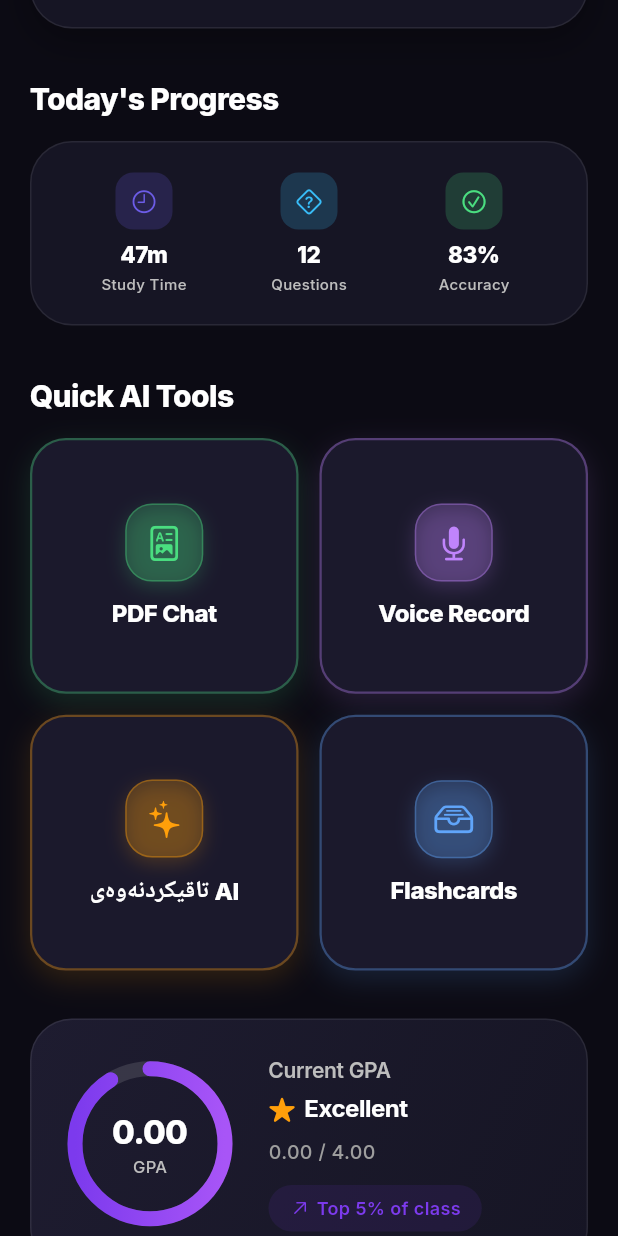
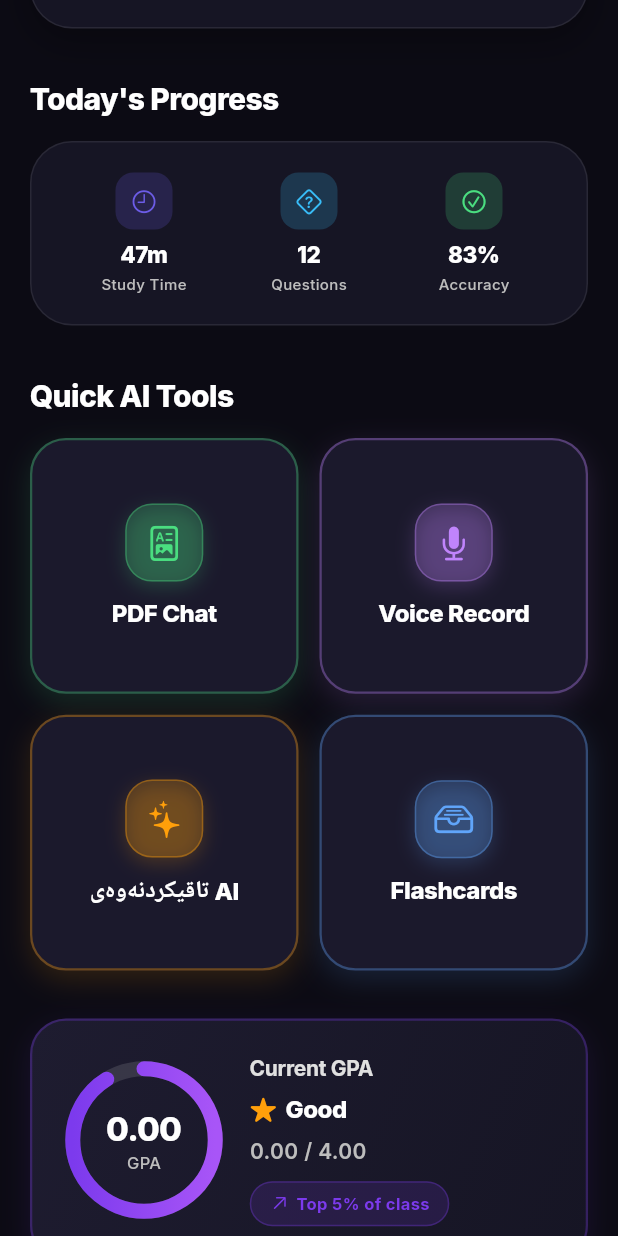
Before and after one commit to rawankazm/zankoAI, a Flutter app: the HomeScreen screen opened directly, scrolled down 576 dp, on a phone screen of 412 x 824 dp. Run offline on Flutter 3.47's test engine with Material 3 defaults, Android fonts, the phone set to English and light mode, and no system bars; our stand-ins replace cloud_firestore, device_preview, file_picker, firebase_auth, firebase_core, firebase_storage and 11 more; missing offline and left inert: mobile_scanner; accounts and stored records are empty.

Commit message:
google account to login

```diff
--- a/lib/services/firebase_auth_service.dart
+++ b/lib/services/firebase_auth_service.dart
@@ -2,6 +2,7 @@ import 'package:flutter/foundation.dart';
 import 'package:firebase_core/firebase_core.dart';
 import 'package:firebase_auth/firebase_auth.dart';
 import 'package:cloud_firestore/cloud_firestore.dart';
+import 'package:google_sign_in/google_sign_in.dart';
 import '../models/user_model.dart';
 import 'auth_service.dart';
 
@@ -314,6 +315,7 @@ class FirebaseAuthService extends ChangeNotifier implements AuthService {
   @override
   Future<bool> loginWithGoogle([UserRole role = UserRole.student]) async {
     try {
+      if (kIsWeb) {
         final GoogleAuthProvider googleProvider = GoogleAuthProvider();
         final UserCredential credential = await _auth.signInWithPopup(googleProvider);
 
@@ -321,6 +323,23 @@ class FirebaseAuthService extends ChangeNotifier implements AuthService {
           await _fetchUserProfile(credential.user!);
           notifyListeners();
           return true;
+        }
+      } else {
+        final GoogleSignIn googleSignIn = GoogleSignIn();
+        final GoogleSignInAccount? googleUser = await googleSignIn.signIn();
+        if (googleUser != null) {
+          final GoogleSignInAuthentication googleAuth = await googleUser.authentication;
+          final OAuthCredential credential = GoogleAuthProvider.credential(
+            accessToken: googleAuth.accessToken,
+            idToken: googleAuth.idToken,
+          );
+          final UserCredential userCredential = await _auth.signInWithCredential(credential);
+          if (userCredential.user != null) {
+            await _fetchUserProfile(userCredential.user!);
+            notifyListeners();
+            return true;
+          }
+        }
       }
     } catch (e) {
       if (kDebugMode) print('Google auth error: $e');
--- a/lib/views/auth/login_screen.dart
+++ b/lib/views/auth/login_screen.dart
@@ -315,7 +315,9 @@ class _LoginScreenState extends State<LoginScreen>
                               _isLoading
                                   ? const Center(
                                       child: CircularProgressIndicator())
-                                  : SizedBox(
+                                  : Column(
+                                      children: [
+                                        SizedBox(
                                           width: double.maxFinite,
                                           child: ElevatedButton(
                                             onPressed: _submitForm,
@@ -325,34 +327,36 @@ class _LoginScreenState extends State<LoginScreen>
                                           ),
                                         ),
                                         const SizedBox(height: 16),
-
-                              // Google Sign In Button (login mode only)
-                              if (_isLoginMode) ...[
                                         SizedBox(
                                           width: double.maxFinite,
                                           child: OutlinedButton.icon(
-                                    onPressed:
-                                        _isLoading ? null : _loginWithGoogle,
+                                            onPressed: _isLoading ? null : _loginWithGoogle,
                                             icon: Image.network(
                                               'https://upload.wikimedia.org/wikipedia/commons/thumb/c/c1/Google_%22G%22_logo.svg/1024px-Google_%22G%22_logo.svg.png',
-                                      height: 20,
+                                              height: 22,
                                               errorBuilder: (_, __, ___) =>
-                                          const Icon(Icons.g_mobiledata,
-                                              size: 24),
+                                                  const Icon(Icons.g_mobiledata, size: 24),
                                             ),
                                             label: Text(t('google_login')),
                                             style: OutlinedButton.styleFrom(
                                               minimumSize: const Size(0, 52),
                                               shape: RoundedRectangleBorder(
-                                          borderRadius:
-                                              BorderRadius.circular(14)),
+                                                  borderRadius: BorderRadius.circular(16)),
+                                              side: BorderSide(
+                                                color: theme.brightness == Brightness.dark
+                                                    ? Colors.white24
+                                                    : Colors.grey[300]!,
+                                                width: 1.5,
+                                              ),
                                               textStyle: const TextStyle(
+                                                  fontSize: 15,
                                                   fontWeight: FontWeight.bold),
                                             ),
                                           ),
                                         ),
                                         const SizedBox(height: 16),
                                       ],
+                                    ),
 
                               // Guest Access Button (Optional Login)
                               SizedBox(
--- a/lib/views/home/home_screen.dart
+++ b/lib/views/home/home_screen.dart
@@ -371,7 +371,7 @@ class _HomeScreenState extends State<HomeScreen> with TickerProviderStateMixin {
                         ),
                         // ── Zankoline KRG Admission Card ─────────────────────
                         _ZankolineBannerCard(isDark: isDark, t: t),
-                        const SizedBox(height: 32),
+                        const SizedBox(height: 120),
 
                       ],
                     ),
@@ -790,10 +790,29 @@ class _GpaSection extends StatelessWidget {
 
   @override
   Widget build(BuildContext context) {
+    final langProvider = Provider.of<LanguageProvider>(context);
+    final isArabic = langProvider.currentLanguage == AppLanguage.arabic;
+    final isEnglish = langProvider.currentLanguage == AppLanguage.english;
+
+    String statusText;
+    if (gpa >= 3.5) {
+      statusText = isArabic ? 'ممتاز' : (isEnglish ? 'Excellent' : 'زۆر باشە');
+    } else if (gpa >= 3.0) {
+      statusText = isArabic ? 'جيد جداً' : (isEnglish ? 'Very Good' : 'باشە');
+    } else {
+      statusText = isArabic ? 'جيد' : (isEnglish ? 'Good' : 'بەردەوامبە');
+    }
+
+    String topPercentText = isArabic
+        ? 'أفضل ٥٪ في الدفعة'
+        : (isEnglish ? 'Top 5% of class' : 'لە ٪٥ی باشترینی پۆلەکەت');
+
+    String titleText = langProvider.translate('current_gpa');
+
     return AnimatedScaleButton(
       onTap: onTap,
       child: Container(
-        padding: const EdgeInsets.all(24),
+        padding: const EdgeInsets.all(22),
         decoration: BoxDecoration(
           gradient: LinearGradient(
             colors: isDark
@@ -802,14 +821,20 @@ class _GpaSection extends StatelessWidget {
             begin: Alignment.topLeft,
             end: Alignment.bottomRight,
           ),
-          borderRadius: BorderRadius.circular(ZankoRadius.card),
+          borderRadius: BorderRadius.circular(24),
           border: Border.all(
-            color: isDark
-                ? Colors.white.withValues(alpha: 0.08)
-                : const Color(0xFFF0F0F6),
-            width: 1,
+            color: ZankoColors.primary.withValues(alpha: isDark ? 0.3 : 0.15),
+            width: 1.5,
           ),
-          boxShadow: isDark ? [] : ZankoShadows.card,
+          boxShadow: isDark
+              ? [
+                  BoxShadow(
+                    color: ZankoColors.primary.withValues(alpha: 0.12),
+                    blurRadius: 16,
+                    offset: const Offset(0, 6),
+                  ),
+                ]
+              : ZankoShadows.card,
         ),
         child: Row(
           children: [
@@ -821,25 +846,27 @@ class _GpaSection extends StatelessWidget {
                   value: gpaAnimation.value,
                   title: gpa.toStringAsFixed(2),
                   subtitle: 'GPA',
-                  size: 110,
+                  size: 105,
                 );
               },
             ),
-            const SizedBox(width: 24),
+            const SizedBox(width: 18),
             Expanded(
               child: Column(
                 crossAxisAlignment: CrossAxisAlignment.start,
                 children: [
                   Text(
-                    'Current GPA',
+                    titleText,
                     style: TextStyle(
                       fontSize: 14,
-                      fontWeight: FontWeight.w600,
-                      color: isDark ? Colors.grey[400]! : ZankoColors.textSecondary,
+                      fontWeight: FontWeight.w700,
+                      color: isDark ? Colors.grey[300]! : ZankoColors.textSecondary,
                       letterSpacing: -0.2,
                     ),
+                    maxLines: 1,
+                    overflow: TextOverflow.ellipsis,
                   ),
-                  const SizedBox(height: 4),
+                  const SizedBox(height: 6),
                   Row(
                     children: [
                       const Icon(
@@ -848,45 +875,57 @@ class _GpaSection extends StatelessWidget {
                         size: 18,
                       ),
                       const SizedBox(width: 6),
-                      Text(
-                        'Excellent',
-                        style: TextStyle(
-                          fontSize: 16,
-                          fontWeight: FontWeight.w700,
-                          color: isDark ? Colors.white : ZankoColors.textPrimary,
-                          letterSpacing: -0.3,
+                      Flexible(
+                        child: Text(
+                          statusText,
+                          style: TextStyle(
+                            fontSize: 16,
+                            fontWeight: FontWeight.w800,
+                            color: isDark ? Colors.white : ZankoColors.textPrimary,
+                            letterSpacing: -0.3,
+                          ),
+                          maxLines: 1,
+                          overflow: TextOverflow.ellipsis,
                         ),
                       ),
                     ],
                   ),
-                  const SizedBox(height: 8),
+                  const SizedBox(height: 6),
                   Text(
                     '${gpa.toStringAsFixed(2)} / ${maxGpa.toStringAsFixed(2)}',
                     style: TextStyle(
-                      fontSize: 13,
-                      fontWeight: FontWeight.w500,
-                      color: isDark ? Colors.grey[500]! : ZankoColors.textSecondary,
+                      fontSize: 14,
+                      fontWeight: FontWeight.w600,
+                      color: isDark ? Colors.grey[400]! : ZankoColors.textSecondary,
                     ),
                   ),
-                  const SizedBox(height: 12),
+                  const SizedBox(height: 10),
                   Container(
-                    padding: const EdgeInsets.symmetric(horizontal: 14, vertical: 7),
+                    padding: const EdgeInsets.symmetric(horizontal: 12, vertical: 6),
                     decoration: BoxDecoration(
-                      color: ZankoColors.primary.withValues(alpha: 0.1),
-                      borderRadius: BorderRadius.circular(20),
+                      color: ZankoColors.primary.withValues(alpha: 0.15),
+                      borderRadius: BorderRadius.circular(16),
+                      border: Border.all(
+                        color: ZankoColors.primary.withValues(alpha: 0.3),
+                        width: 1,
+                      ),
                     ),
-                    child: const Row(
+                    child: Row(
                       mainAxisSize: MainAxisSize.min,
                       children: [
-                        Icon(CupertinoIcons.arrow_up_right,
+                        const Icon(CupertinoIcons.arrow_up_right,
                             color: ZankoColors.primary, size: 14),
-                        SizedBox(width: 4),
-                        Text(
-                          'Top 5% of class',
-                          style: TextStyle(
-                            fontSize: 12,
-                            fontWeight: FontWeight.w600,
-                            color: ZankoColors.primary,
+                        const SizedBox(width: 4),
+                        Flexible(
+                          child: Text(
+                            topPercentText,
+                            style: const TextStyle(
+                              fontSize: 11,
+                              fontWeight: FontWeight.w700,
+                              color: ZankoColors.primary,
+                            ),
+                            maxLines: 1,
+                            overflow: TextOverflow.ellipsis,
                           ),
                         ),
                       ],
--- a/pubspec.yaml
+++ b/pubspec.yaml
@@ -52,6 +52,7 @@ dependencies:
   device_preview: ^1.3.1
   firebase_core: ^3.6.0
   firebase_auth: ^5.3.1
+  google_sign_in: ^6.2.1
   cloud_firestore: ^5.4.4
   firebase_storage: ^12.3.4
   cached_network_image: ^3.4.1
```
Also changed, not shown: pubspec.lock, 1 other file. Lines whose indentation alone changed are shown as unchanged.
